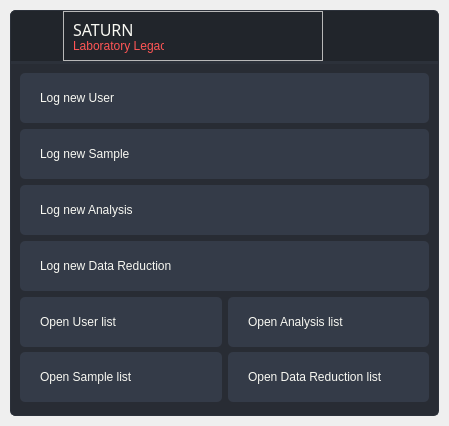
First picture: the form in src/app/ui/qt/mainwindow.ui, repository AIR-G-UFOP/Saturn-SampleLog, before the edit.
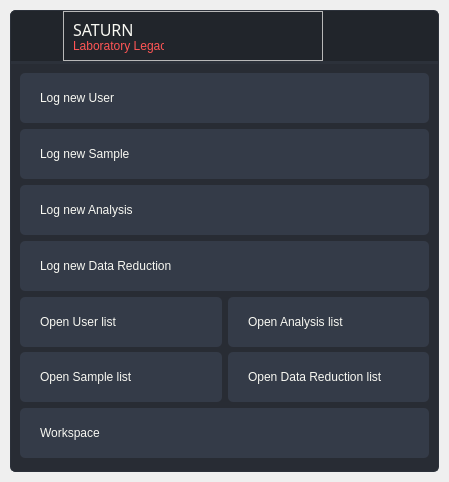
Second picture: the form after the edit. Icons and pictures are not drawn.

Commit message: Adding workspace option and setting up rich text style

Diff of the .ui file:
```diff
--- a/src/app/ui/qt/mainwindow.ui
+++ b/src/app/ui/qt/mainwindow.ui
@@ -7,7 +7,7 @@
     <x>0</x>
     <y>0</y>
     <width>449</width>
-    <height>426</height>
+    <height>482</height>
    </rect>
   </property>
   <property name="maximumSize">
@@ -694,6 +694,25 @@
                   </item>
                  </layout>
                 </item>
+                <item>
+                 <widget class="QPushButton" name="btn_workspace">
+                  <property name="minimumSize">
+                   <size>
+                    <width>0</width>
+                    <height>50</height>
+                   </size>
+                  </property>
+                  <property name="maximumSize">
+                   <size>
+                    <width>16777215</width>
+                    <height>50</height>
+                   </size>
+                  </property>
+                  <property name="text">
+                   <string>Workspace</string>
+                  </property>
+                 </widget>
+                </item>
                </layout>
               </widget>
              </item>
```
Left out of the diff: 2 changed lines with no effect on the pictures. The commit also changes 38 other files.
